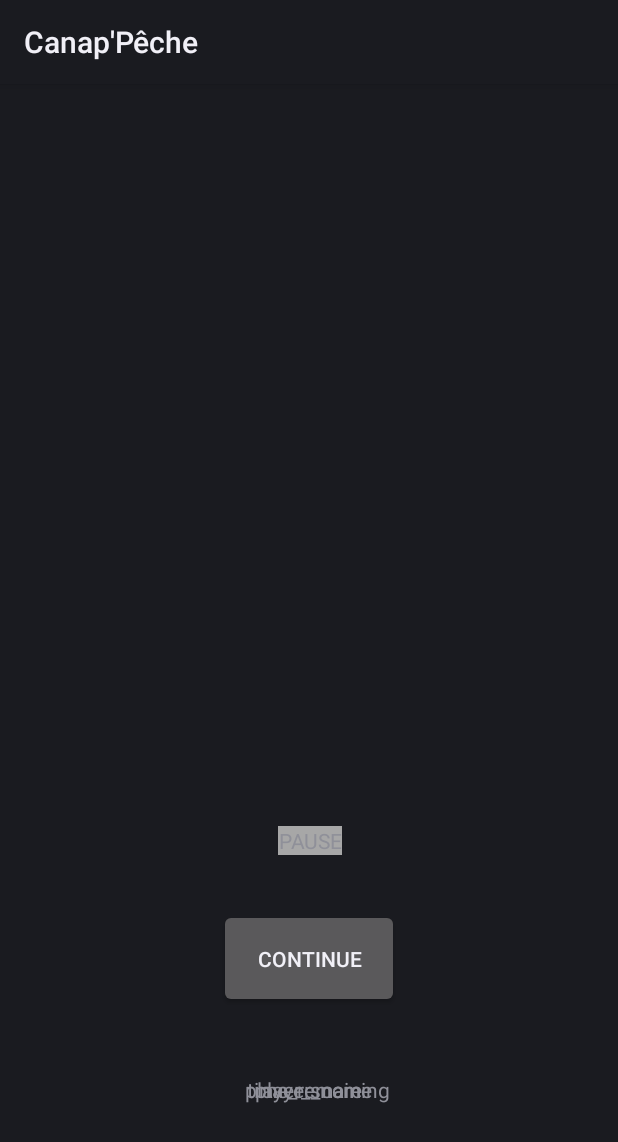
After one commit to Jaden-ccht/app_Android, an Android app: the layout game_paused.xml on its own in the app's theme, with its tools: preview values and no code run, on a phone screen of 412 x 824 dp. The commit adds this screen. Shown: the top 1142 px of the screen. Run offline under Robolectric (Android 15) with nearby library versions, the phone set to English and light mode, and no system bars.

Commit message:
menu pause

```diff
--- /dev/null
+++ b/code/app/src/main/res/layout/game_paused.xml
@@ -0,0 +1,75 @@
+<?xml version="1.0" encoding="utf-8"?>
+<androidx.constraintlayout.widget.ConstraintLayout xmlns:android="http://schemas.android.com/apk/res/android"
+    xmlns:app="http://schemas.android.com/apk/res-auto"
+    xmlns:tools="http://schemas.android.com/tools"
+    android:layout_width="match_parent"
+    android:layout_height="match_parent"
+    android:background="@android:color/transparent">
+
+    <View
+        android:id="@+id/view"
+        android:layout_width="0dp"
+        android:layout_height="257dp"
+        android:layout_marginStart="100dp"
+        android:layout_marginLeft="100dp"
+        android:layout_marginEnd="100dp"
+        android:layout_marginRight="100dp"
+        android:layout_marginBottom="40dp"
+        app:layout_constraintBottom_toBottomOf="parent"
+        app:layout_constraintEnd_toEndOf="parent"
+        app:layout_constraintStart_toStartOf="parent" />
+
+    <TextView
+        android:id="@+id/textView9"
+        android:layout_width="wrap_content"
+        android:layout_height="wrap_content"
+        android:layout_marginTop="24dp"
+        android:layout_marginEnd="38dp"
+        android:layout_marginRight="38dp"
+        android:background="@color/pause_grey"
+        android:gravity="center_horizontal"
+        android:text="@string/pause"
+        app:layout_constraintEnd_toEndOf="@+id/btn_continue"
+        app:layout_constraintTop_toTopOf="@+id/view" />
+
+    <TextView
+        android:id="@+id/textView10"
+        android:layout_width="wrap_content"
+        android:layout_height="wrap_content"
+        android:layout_marginStart="70dp"
+        android:layout_marginLeft="70dp"
+        android:text="@string/player_name"
+        app:layout_constraintBaseline_toBaselineOf="@+id/textView11"
+        app:layout_constraintStart_toStartOf="@+id/view" />
+
+    <TextView
+        android:id="@+id/textView11"
+        android:layout_width="wrap_content"
+        android:layout_height="wrap_content"
+        android:layout_marginStart="17dp"
+        android:layout_marginLeft="17dp"
+        android:text="@string/player_score"
+        app:layout_constraintBaseline_toBaselineOf="@+id/textView12"
+        app:layout_constraintStart_toStartOf="@+id/btn_continue" />
+
+    <Button
+        android:id="@+id/btn_continue"
+        android:layout_width="120dp"
+        android:layout_height="66dp"
+        android:layout_marginTop="36dp"
+        android:text="@string/btn_continue"
+        app:layout_constraintEnd_toEndOf="parent"
+        app:layout_constraintStart_toStartOf="parent"
+        app:layout_constraintTop_toBottomOf="@+id/textView9" />
+
+    <TextView
+        android:id="@+id/textView12"
+        android:layout_width="wrap_content"
+        android:layout_height="wrap_content"
+        android:layout_marginEnd="52dp"
+        android:layout_marginRight="52dp"
+        android:layout_marginBottom="48dp"
+        android:text="@string/time_remaining"
+        app:layout_constraintBottom_toBottomOf="@+id/view"
+        app:layout_constraintEnd_toEndOf="@+id/view" />
+</androidx.constraintlayout.widget.ConstraintLayout>
--- a/code/app/src/main/res/layout/viewcustomjeu.xml
+++ b/code/app/src/main/res/layout/viewcustomjeu.xml
@@ -10,4 +10,7 @@
 
     </com.example.myapplication.GameView>
 
+    <!-- include permet de mettre une vue par-dessus (ici la vue de pause) -->
+    <include layout="@layout/game_paused" android:id="@+id/game_paused" android:visibility="invisible"/>
+    <include layout="@layout/countdown" android:id="@+id/countdown" android:visibility="invisible"/>
 </androidx.constraintlayout.widget.ConstraintLayout>
--- a/code/app/src/main/res/values/colors.xml
+++ b/code/app/src/main/res/values/colors.xml
@@ -9,4 +9,5 @@
     <color name="white">#FFFFFFFF</color>
     <color name="green_tuto">#009933</color>
     <color name="yummy_yellow">#FFCC00</color>
+    <color name="pause_grey">#A7A7A7</color>
 </resources>
--- a/code/app/src/main/res/values/strings.xml
+++ b/code/app/src/main/res/values/strings.xml
@@ -19,4 +19,9 @@
     <string name="fish">Fish</string>
     <string name="fish_rule">Ce sont les poissons les plus fréquents</string>
     <string name="highscores">Voici la liste des scores de différens joueurs de Canap\'Pêche</string>
+    <string name="pause">PAUSE</string>
+    <string name="player_name">player_name</string>
+    <string name="time_remaining">time_remaining</string>
+    <string name="btn_continue">Continue</string>
+    <string name="player_score">player_score</string>
 </resources>
```
Also changed, not shown: code/app/src/main/java/com/example/myapplication/activity/GameActivity.java (+56 -2 lines), code/app/src/main/java/com/example/myapplication/model/boucleurs/BoucleurPersonnalisable.java (added, +28 -0 lines), code/app/src/main/res/layout/countdown.xml (added, +21 -0 lines), code/app/src/main/java/com/example/myapplication/model/MyThread.java (line endings or trailing spaces).
